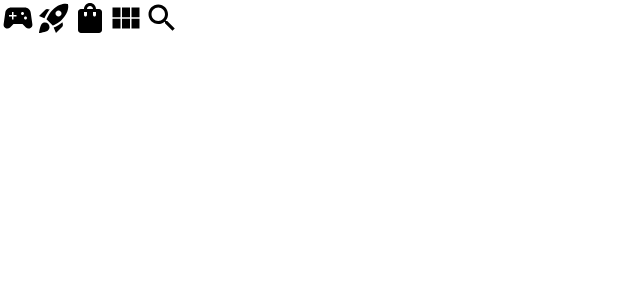
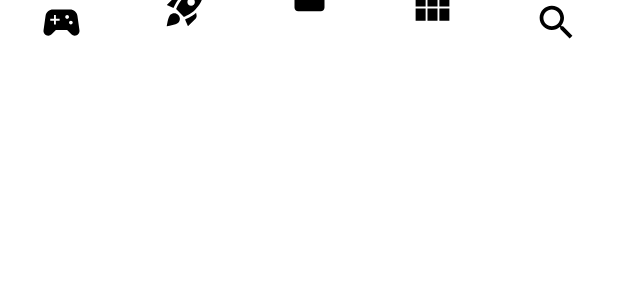
Before and after one commit to guilhermemagro/my-playground, an Android app built with Jetpack Compose: the @Preview function CustomTabBarPreview, on a phone screen of 412 x 824 dp. Shown: the top 300 px of the screen. Run offline under Robolectric (Android 15) with nearby library versions, the phone set to English and light mode, and no system bars.

Commit message:
Adds vertical offsets for icons

```diff
--- a/app/src/main/java/com/guilhermemagro/myplayground/ui/components/circularnavbar/model/Tab.kt
+++ b/app/src/main/java/com/guilhermemagro/myplayground/ui/components/circularnavbar/model/Tab.kt
@@ -10,9 +10,8 @@ import androidx.compose.ui.graphics.vector.ImageVector
 
 /**
  * Enum Tab Cases
- * Raw Value: Asset Image Name
  */
-enum class Tab(val title: String, val image: ImageVector) {
+enum class Tab(val title: String, val icon: ImageVector) {
     PLAY("Play", Icons.Filled.SportsEsports),
     EXPLORE("Explore", Icons.Filled.RocketLaunch),
     STORE("PS Store", Icons.Filled.ShoppingBag),
--- a/app/src/main/java/com/guilhermemagro/myplayground/ui/components/circularnavbar/view/CustomTabBar.kt
+++ b/app/src/main/java/com/guilhermemagro/myplayground/ui/components/circularnavbar/view/CustomTabBar.kt
@@ -1,26 +1,70 @@
 package com.guilhermemagro.myplayground.ui.components.circularnavbar.view
 
-import androidx.compose.foundation.Image
+import android.content.res.Configuration.UI_MODE_NIGHT_YES
+import androidx.compose.foundation.background
+import androidx.compose.foundation.layout.Arrangement
 import androidx.compose.foundation.layout.Row
+import androidx.compose.foundation.layout.fillMaxWidth
+import androidx.compose.foundation.layout.offset
+import androidx.compose.foundation.layout.padding
+import androidx.compose.foundation.layout.size
+import androidx.compose.material.Icon
+import androidx.compose.material.MaterialTheme
 import androidx.compose.runtime.Composable
+import androidx.compose.ui.Alignment
 import androidx.compose.ui.Modifier
 import androidx.compose.ui.tooling.preview.Preview
+import androidx.compose.ui.unit.Dp
+import androidx.compose.ui.unit.dp
 import com.guilhermemagro.myplayground.ui.components.circularnavbar.model.Tab
+import com.guilhermemagro.myplayground.ui.theme.MyPlaygroundTheme
 
+// Stopped at https://youtu.be/4zyuGXTyZ80?si=gZZV3FjtVlp2Zoyt&t=251
 @Composable
 fun CustomTabBar(
     activeTab: Tab,
     modifier: Modifier = Modifier,
 ) {
-    Row {
+
+    fun offset(tab: Tab): Dp {
+        val totalIndices = Tab.values().size
+        val currentIndex = tab.ordinal
+        val progress = currentIndex / totalIndices.toFloat()
+        return if (progress < 0.5) {
+            (currentIndex * -10).dp
+        } else {
+            ((totalIndices - currentIndex - 1) * -10).dp
+        }
+    }
+
+    Row(
+        modifier = modifier
+            .fillMaxWidth()
+            .background(color = MaterialTheme.colors.surface)
+            .padding(bottom = 30.dp),
+        horizontalArrangement = Arrangement.SpaceAround,
+        verticalAlignment = Alignment.Bottom
+    ) {
         Tab.values().forEach {
-            Image(imageVector = it.image, contentDescription = null)
+            Icon(
+                imageVector = it.icon,
+                contentDescription = null,
+                tint = MaterialTheme.colors.onSurface,
+                modifier = Modifier
+                    .size(30.dp)
+                    .offset(y = offset(it)),
+            )
         }
     }
 }
 
-@Preview(showBackground = true)
+@Preview(
+    showBackground = true,
+    uiMode = UI_MODE_NIGHT_YES,
+)
 @Composable
 fun CustomTabBarPreview() {
-    CustomTabBar(activeTab = Tab.LIBRARY)
+    MyPlaygroundTheme {
+        CustomTabBar(activeTab = Tab.LIBRARY)
+    }
 }
--- a/app/src/main/java/com/guilhermemagro/myplayground/ui/screens/CircularNavBarScreen.kt
+++ b/app/src/main/java/com/guilhermemagro/myplayground/ui/screens/CircularNavBarScreen.kt
@@ -1,55 +1,38 @@
 package com.guilhermemagro.myplayground.ui.screens
 
+import android.content.res.Configuration
+import androidx.compose.foundation.background
 import androidx.compose.foundation.layout.Box
 import androidx.compose.foundation.layout.fillMaxSize
-import androidx.compose.material.icons.Icons
-import androidx.compose.material.icons.filled.RocketLaunch
-import androidx.compose.material.icons.filled.Search
-import androidx.compose.material.icons.filled.ShoppingBag
-import androidx.compose.material.icons.filled.SportsEsports
-import androidx.compose.material.icons.filled.ViewModule
+import androidx.compose.material.MaterialTheme
 import androidx.compose.runtime.Composable
+import androidx.compose.ui.Alignment
 import androidx.compose.ui.Modifier
-import com.guilhermemagro.myplayground.model.CircularNavBarItem
-import com.guilhermemagro.myplayground.ui.components.CircularNavBar
+import androidx.compose.ui.tooling.preview.Preview
 import com.guilhermemagro.myplayground.ui.components.circularnavbar.model.Tab
 import com.guilhermemagro.myplayground.ui.components.circularnavbar.view.CustomTabBar
+import com.guilhermemagro.myplayground.ui.theme.MyPlaygroundTheme
 
 @Composable
 fun CircularNavBarScreen() {
     Box(
-        modifier = Modifier.fillMaxSize()
+        contentAlignment = Alignment.BottomCenter,
+        modifier = Modifier
+            .fillMaxSize()
+            .background(color = MaterialTheme.colors.background)
     ) {
         CustomTabBar(activeTab = Tab.PLAY)
-
-
-//        CircularNavBar(
-//            allTabs = listOf(
-//                CircularNavBarItem(
-//                    title = "Tab 1",
-//                    iconImageVector = Icons.Filled.SportsEsports
-//                ),
-//                CircularNavBarItem(
-//                    title = "Tab 2",
-//                    iconImageVector = Icons.Filled.RocketLaunch
-//                ),
-//                CircularNavBarItem(
-//                    title = "Tab 3",
-//                    iconImageVector = Icons.Filled.ShoppingBag
-//                ),
-//                CircularNavBarItem(
-//                    title = "Tab 4",
-//                    iconImageVector = Icons.Filled.ViewModule
-//                ),
-//                CircularNavBarItem(
-//                    title = "Tab 5",
-//                    iconImageVector = Icons.Filled.Search
-//                ),
-//            ),
-//            activeTab = CircularNavBarItem(
-//                title = "Selected Tab",
-//                iconImageVector = Icons.Filled.ShoppingBag
-//            )
-//        )
     }
 }
+
+@Preview(
+    showBackground = true,
+    showSystemUi = true,
+    uiMode = Configuration.UI_MODE_NIGHT_YES,
+)
+@Composable
+fun CircularNavBarScreenPreview() {
+    MyPlaygroundTheme {
+        CircularNavBarScreen()
+    }
+}
```
